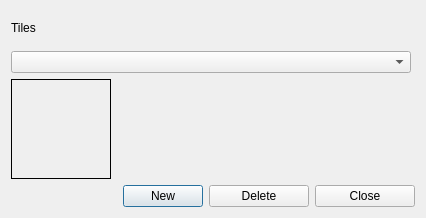
Before: the Qt Designer form Dialogs/managetilesdlg.ui in towhee/Winnow64, drawn with Qt 5.
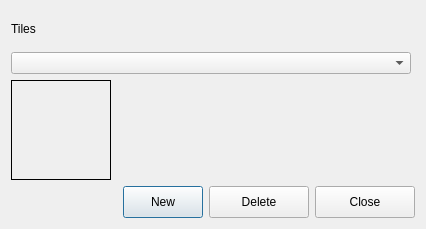
After: the same form once the commit is applied.

```diff
--- a/Dialogs/managetilesdlg.ui
+++ b/Dialogs/managetilesdlg.ui
@@ -7,7 +7,7 @@
     <x>0</x>
     <y>0</y>
     <width>426</width>
-    <height>218</height>
+    <height>229</height>
    </rect>
   </property>
   <property name="windowTitle">
@@ -80,6 +80,24 @@
      </item>
      <item>
       <widget class="QPushButton" name="newBtn">
+       <property name="sizePolicy">
+        <sizepolicy hsizetype="Minimum" vsizetype="Minimum">
+         <horstretch>0</horstretch>
+         <verstretch>0</verstretch>
+        </sizepolicy>
+       </property>
+       <property name="minimumSize">
+        <size>
+         <width>0</width>
+         <height>32</height>
+        </size>
+       </property>
+       <property name="maximumSize">
+        <size>
+         <width>16777215</width>
+         <height>32</height>
+        </size>
+       </property>
        <property name="text">
         <string>New</string>
        </property>
@@ -87,16 +105,22 @@
      </item>
      <item>
       <widget class="QPushButton" name="deleteBtn">
+       <property name="sizePolicy">
+        <sizepolicy hsizetype="Minimum" vsizetype="Minimum">
+         <horstretch>0</horstretch>
+         <verstretch>0</verstretch>
+        </sizepolicy>
+       </property>
        <property name="minimumSize">
         <size>
          <width>100</width>
-         <height>0</height>
+         <height>32</height>
         </size>
        </property>
        <property name="maximumSize">
         <size>
          <width>100</width>
-         <height>16777215</height>
+         <height>32</height>
         </size>
        </property>
        <property name="text">
@@ -109,16 +133,22 @@
      </item>
      <item>
       <widget class="QPushButton" name="closeBtn">
+       <property name="sizePolicy">
+        <sizepolicy hsizetype="Minimum" vsizetype="Minimum">
+         <horstretch>0</horstretch>
+         <verstretch>0</verstretch>
+        </sizepolicy>
+       </property>
        <property name="minimumSize">
         <size>
          <width>100</width>
-         <height>0</height>
+         <height>32</height>
         </size>
        </property>
        <property name="maximumSize">
         <size>
          <width>100</width>
-         <height>16777215</height>
+         <height>32</height>
         </size>
        </property>
        <property name="text">
```
